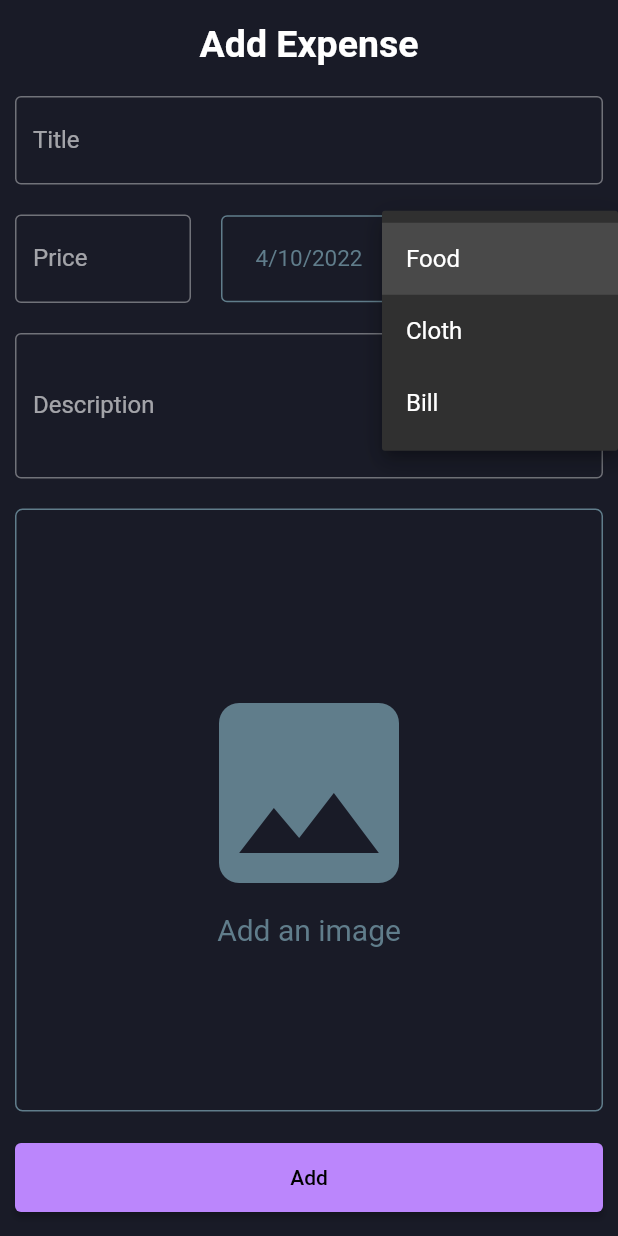
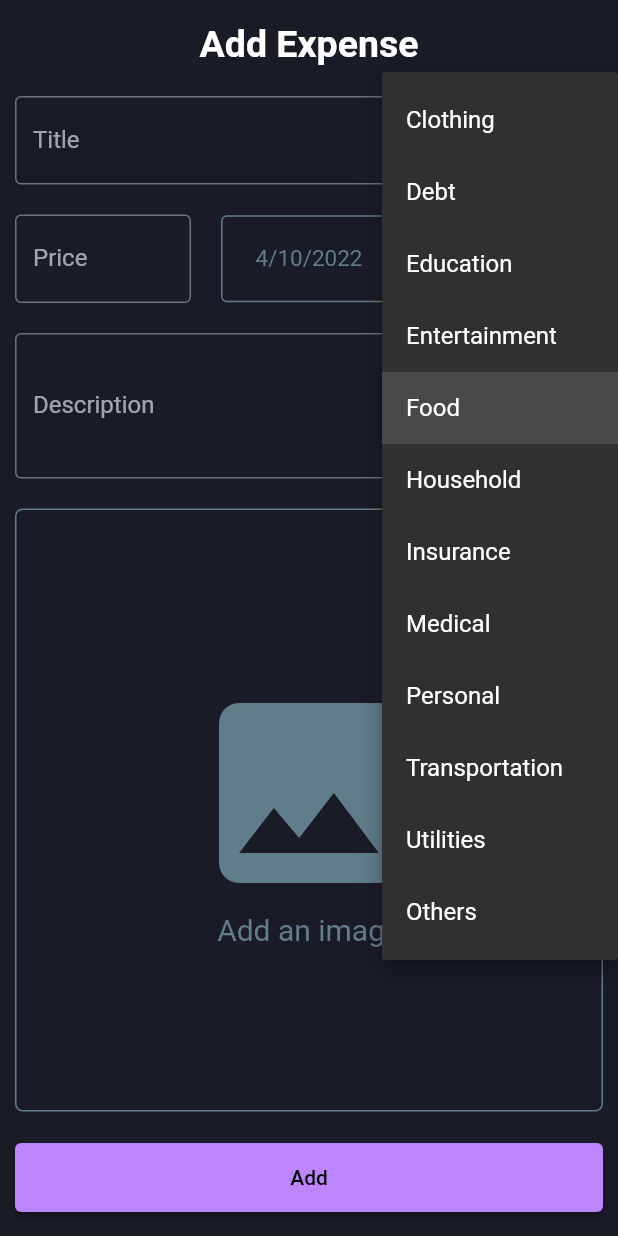
Before and after one commit to eren1106/Money-Tracker, a Flutter app: the AddScreen screen opened directly, after a tap on "Food", on a phone screen of 412 x 824 dp. Run offline on Flutter 3.47's test engine with Material 2 defaults, Android fonts, the phone set to English and light mode, and no system bars; our stand-ins replace cloud_firestore, firebase_auth, firebase_core, firebase_storage, fl_chart, flutter_svg and 2 more; accounts and stored records are empty.

Commit message:
Done setup color and icon of categories

```diff
--- a/lib/screens/add_screen.dart
+++ b/lib/screens/add_screen.dart
@@ -20,7 +20,21 @@ class _AddScreenState extends State<AddScreen> {
   final TextEditingController _priceController = TextEditingController();
   final TextEditingController _descriptionController = TextEditingController();
 
-  final List<String> _categories = ['Food', 'Cloth', 'Bill'];
+  final List<String> _categories = [
+    'Clothing',
+    'Debt',
+    'Education',
+    'Entertainment',
+    'Food',
+    'Household',
+    'Insurance',
+    'Medical',
+    'Personal',
+    'Transportation',
+    'Utilities',
+    'Others'
+  ];
+
   String _category = 'Food';
   DateTime _date = DateTime.now();
   File? _image;
--- a/lib/theme/colors.dart
+++ b/lib/theme/colors.dart
@@ -5,4 +5,17 @@ class AppColors {
   final backgroundBlue = Color(0xff191b27);
   final white = Colors.white;
   final grey = Colors.blueGrey;
+
+  final clothing = Color(0xffFFB266);
+  final dept = Color(0xff99004C);
+  final education = Color(0xff99FFCC);
+  final entertainment = Color(0xffFF66FF);
+  final food = Color.fromARGB(255, 65, 255, 51);
+  final household = Color(0xffFF9933);
+  final insurance = Color(0xff009999);
+  final medical = Color(0xffFF9999);
+  final personal = Color(0xff66B2FF);
+  final transportation = Color(0xffA286FF);
+  final utilities = Color(0xffFFFA52);
+  final others = Colors.grey;
 }
--- a/lib/widgets/expenses_card.dart
+++ b/lib/widgets/expenses_card.dart
@@ -1,6 +1,8 @@
 import 'package:flutter/material.dart';
+import 'package:fluttericon/linecons_icons.dart';
 import 'package:intl/intl.dart';
 import 'package:money_tracker/screens/expense_detail_screen.dart';
+import 'package:money_tracker/theme/app_theme.dart';
 
 class ExpensesCard extends StatelessWidget {
   const ExpensesCard({
@@ -10,6 +12,39 @@ class ExpensesCard extends StatelessWidget {
 
   final snap;
 
+  Color categoryColor(String category){
+    switch(category){
+      case 'Clothing': return AppTheme.colors.clothing;
+      case 'Debt': return AppTheme.colors.dept;
+      case 'Education': return AppTheme.colors.education;
+      case 'Entertainment': return AppTheme.colors.entertainment;
+      case 'Food': return AppTheme.colors.food;
+      case 'Household': return AppTheme.colors.household;
+      case 'Insurance': return AppTheme.colors.insurance;
+      case 'Medical': return AppTheme.colors.medical;
+      case 'Personal': return AppTheme.colors.personal;
+      case 'Transportation': return AppTheme.colors.transportation;
+      case 'Utilities': return AppTheme.colors.utilities;
+      default: return AppTheme.colors.others;
+    }
+  }
+
+  IconData categoryIcon(String category){
+    switch(category){
+      case 'Clothing': return Linecons.t_shirt;
+      case 'Debt': return Icons.attach_money;
+      case 'Education': return Icons.book;
+      case 'Entertainment': return Icons.gamepad_outlined;
+      case 'Food': return Icons.dinner_dining_rounded;
+      case 'Household': return Icons.house;
+      case 'Insurance': return Icons.local_atm_rounded;
+      case 'Medical': return Icons.medical_services;
+      case 'Personal': return Icons.co_present_rounded;
+      case 'Transportation': return Icons.commute; //Icons.directions_car_filled_rounded
+      case 'Utilities': return Icons.electric_bolt;
+      default: return Icons.auto_awesome  ;
+    }
+  }
   @override
   Widget build(BuildContext context) {
     return InkWell(
@@ -25,13 +60,13 @@ class ExpensesCard extends StatelessWidget {
         padding: const EdgeInsets.symmetric(vertical: 15, horizontal: 15),
         margin: const EdgeInsets.symmetric(vertical: 5),
         decoration: BoxDecoration(
-          color: Colors.blueAccent,
+          color: categoryColor(snap['category']),
           borderRadius: BorderRadius.circular(10),
         ),
         child: Row(
           children: [
             Icon(
-              Icons.restaurant,
+              categoryIcon(snap['category']),
               size: 30,
             ),
             const SizedBox(
--- a/pubspec.yaml
+++ b/pubspec.yaml
@@ -43,6 +43,7 @@ dependencies:
   firebase_storage: ^10.3.10
   uuid: ^3.0.6
   intl: ^0.17.0
+  fluttericon: ^2.0.0
 
 dev_dependencies:
   flutter_test:
```
Also changed, not shown: pubspec.lock.
